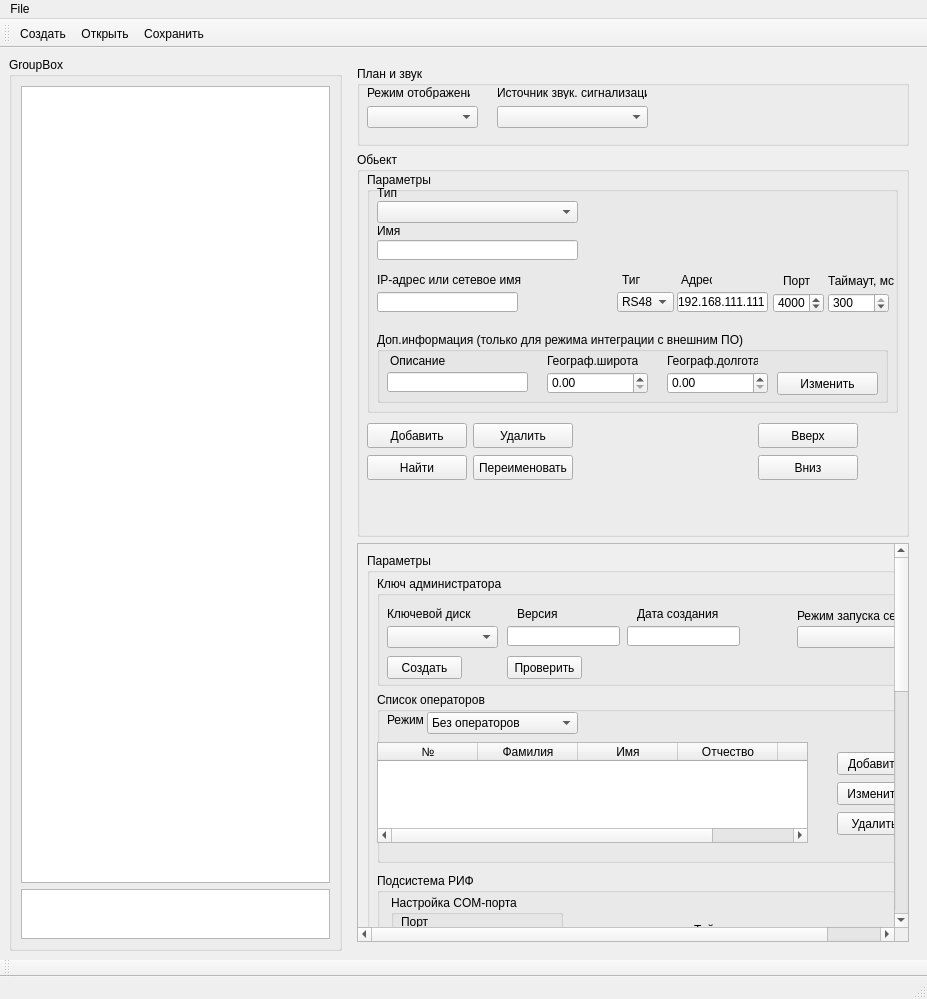
This is m_cfg/MainWindowCFG.ui in xXRadioHeadXx/start7 as Qt 5 draws it before an edit. The edited form follows.
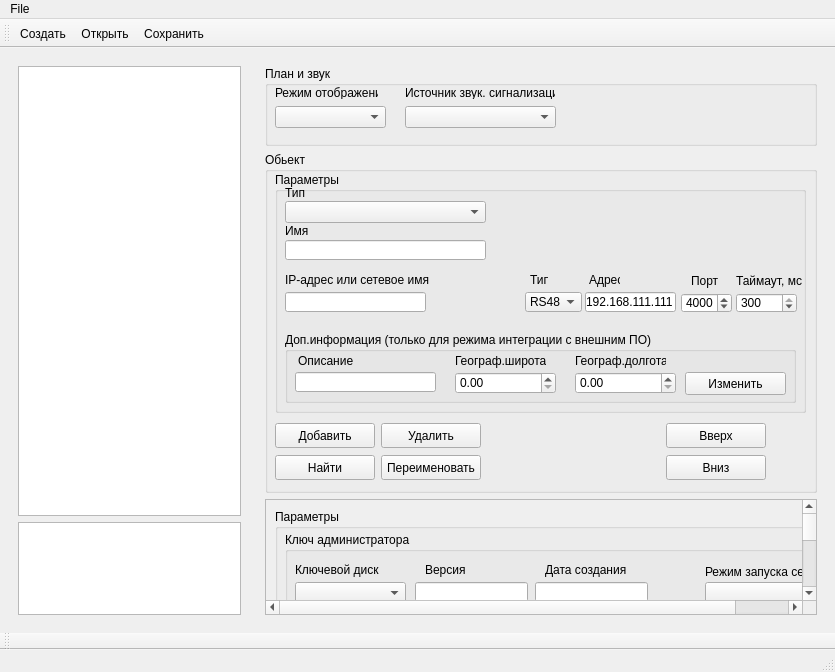
This is the edited form. Icons and pictures are not drawn.

Diff of the .ui file:
```diff
--- a/m_cfg/MainWindowCFG.ui
+++ b/m_cfg/MainWindowCFG.ui
@@ -6,8 +6,8 @@
    <rect>
     <x>0</x>
     <y>0</y>
-    <width>927</width>
-    <height>999</height>
+    <width>835</width>
+    <height>672</height>
    </rect>
   </property>
   <property name="sizePolicy">
@@ -19,7 +19,7 @@
   <property name="minimumSize">
    <size>
     <width>530</width>
-    <height>724</height>
+    <height>500</height>
    </size>
   </property>
   <property name="windowTitle">
@@ -46,15 +46,15 @@
    </property>
    <property name="minimumSize">
     <size>
-     <width>550</width>
-     <height>635</height>
+     <width>510</width>
+     <height>500</height>
     </size>
    </property>
    <layout class="QGridLayout" name="gridLayout_3">
     <item row="0" column="0">
-     <widget class="QGroupBox" name="groupBox_12">
+     <widget class="QWidget" name="" native="true">
       <property name="sizePolicy">
-       <sizepolicy hsizetype="Expanding" vsizetype="Minimum">
+       <sizepolicy hsizetype="Minimum" vsizetype="Minimum">
         <horstretch>0</horstretch>
         <verstretch>0</verstretch>
        </sizepolicy>
@@ -62,17 +62,14 @@
       <property name="minimumSize">
        <size>
         <width>10</width>
-        <height>571</height>
+        <height>0</height>
        </size>
       </property>
-      <property name="title">
-       <string>GroupBox</string>
-      </property>
       <layout class="QVBoxLayout" name="verticalLayout_2">
        <item>
         <widget class="QTreeView" name="treeView">
          <property name="sizePolicy">
-          <sizepolicy hsizetype="Expanding" vsizetype="Minimum">
+          <sizepolicy hsizetype="Minimum" vsizetype="Minimum">
            <horstretch>0</horstretch>
            <verstretch>0</verstretch>
           </sizepolicy>
@@ -80,13 +77,13 @@
          <property name="minimumSize">
           <size>
            <width>10</width>
-           <height>450</height>
+           <height>400</height>
           </size>
          </property>
          <property name="maximumSize">
           <size>
            <width>16777215</width>
-           <height>16777215</height>
+           <height>9999</height>
           </size>
          </property>
         </widget>
@@ -94,7 +91,7 @@
        <item>
         <widget class="QTextEdit" name="textEdit">
          <property name="sizePolicy">
-          <sizepolicy hsizetype="Expanding" vsizetype="Fixed">
+          <sizepolicy hsizetype="Minimum" vsizetype="Fixed">
            <horstretch>0</horstretch>
            <verstretch>0</verstretch>
           </sizepolicy>
@@ -102,13 +99,13 @@
          <property name="minimumSize">
           <size>
            <width>10</width>
-           <height>50</height>
+           <height>93</height>
           </size>
          </property>
          <property name="maximumSize">
           <size>
            <width>16777215</width>
-           <height>50</height>
+           <height>93</height>
           </size>
          </property>
          <property name="sizeIncrement">
@@ -133,7 +130,7 @@
       <property name="minimumSize">
        <size>
         <width>570</width>
-        <height>571</height>
+        <height>0</height>
        </size>
       </property>
       <property name="maximumSize">
@@ -1820,9 +1817,9 @@
           <property name="geometry">
            <rect>
             <x>0</x>
-            <y>-638</y>
-            <width>598</width>
-            <height>1018</height>
+            <y>0</y>
+            <width>592</width>
+            <height>1012</height>
            </rect>
           </property>
           <layout class="QGridLayout" name="gridLayout_2">
@@ -2895,8 +2892,8 @@
     <rect>
      <x>0</x>
      <y>0</y>
-     <width>927</width>
-     <height>21</height>
+     <width>835</width>
+     <height>30</height>
     </rect>
    </property>
    <widget class="QMenu" name="menuFile">
```
Left out of the diff: 2 changed lines with no effect on the pictures.
